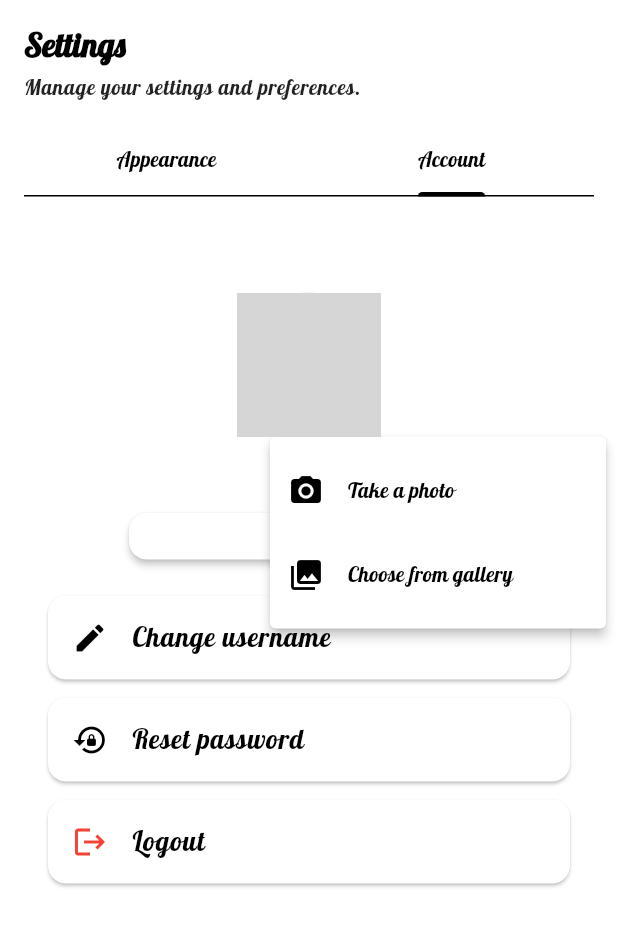
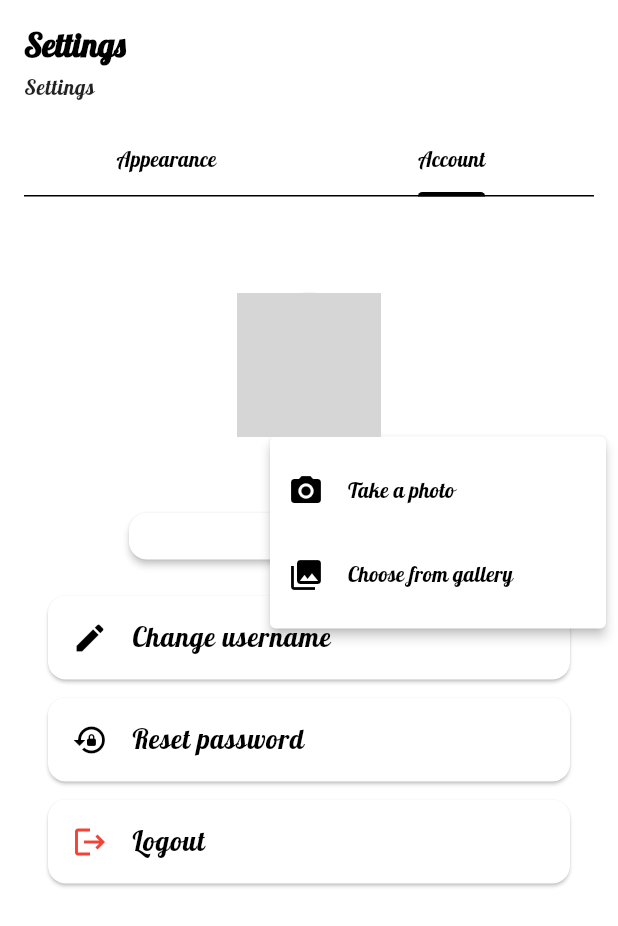
Before and after one commit to SE334-P21-E-book-Reader/E-book-Reader, a Flutter app: the SettingsScreen screen opened directly, tab 2 chosen, after a tap on the "camera alt" icon, on a phone screen of 412 x 824 dp. Shown: the top 926 px of the screen. Run offline on Flutter 3.47's test engine with Material 3 defaults, Android fonts, the phone set to English and light mode, and no system bars; our stand-ins replace cloud_firestore, equatable, file_picker, firebase_auth, firebase_core, firebase_storage and 5 more; missing offline and left inert: flutter_epub_viewer, syncfusion_flutter_pdf, syncfusion_flutter_pdfviewer; accounts and stored records are empty; network calls fail; grey boxes are pictures that could not be loaded.

Commit message:
Remove localization support and related components
- Deleted `l10n.yaml`, localization ARB files, and `LanguageCubit` along with its state management.
- Removed references to localization in various screens and replaced them with hardcoded strings.
- Cleaned up imports and refactored screens to eliminate unused localization dependencies.

```diff
--- a/l10n.yaml
+++ /dev/null
@@ -1,4 +0,0 @@
-arb-dir: lib/l10n
-template-arb-file: app_en.arb
-output-localization-file: app_localizations.dart
-output-class: AppLocalizations
--- a/lib/bloc/language/language_cubit.dart
+++ /dev/null
@@ -1,32 +0,0 @@
-import 'package:flutter/material.dart';
-import 'package:flutter_bloc/flutter_bloc.dart';
-import 'package:equatable/equatable.dart';
-import 'package:shared_preferences/shared_preferences.dart';
-
-part 'language_state.dart';
-
-class LanguageCubit extends Cubit<LanguageState> {
-  static const String _languageKey = 'language_code';
-  SharedPreferences? _prefs;
-
-  LanguageCubit() : super(const LanguageState()) {
-    _initPrefs();
-  }
-
-  Future<void> _initPrefs() async {
-    _prefs = await SharedPreferences.getInstance();
-    _loadSettings();
-  }
-
-  void _loadSettings() {
-    if (_prefs == null) return;
-    final languageCode = _prefs!.getString(_languageKey) ?? 'en';
-    emit(state.copyWith(locale: Locale(languageCode)));
-  }
-
-  Future<void> setLanguage(String languageCode) async {
-    if (_prefs == null) return;
-    await _prefs!.setString(_languageKey, languageCode);
-    emit(state.copyWith(locale: Locale(languageCode)));
-  }
-}
--- a/lib/bloc/language/language_state.dart
+++ /dev/null
@@ -1,20 +0,0 @@
-part of 'language_cubit.dart';
-
-class LanguageState extends Equatable {
-  final Locale locale;
-
-  const LanguageState({
-    this.locale = const Locale('en'),
-  });
-
-  LanguageState copyWith({
-    Locale? locale,
-  }) {
-    return LanguageState(
-      locale: locale ?? this.locale,
-    );
-  }
-
-  @override
-  List<Object?> get props => [locale];
-}
--- a/lib/screens/settings_screen.dart
+++ b/lib/screens/settings_screen.dart
@@ -1,11 +1,9 @@
 import 'package:flutter/material.dart';
 import 'package:flutter_bloc/flutter_bloc.dart';
-import 'package:flutter_gen/gen_l10n/app_localizations.dart';
 
 import '../bloc/user/user_cubit.dart';
 import '../bloc/user/user_state.dart';
 import '../widgets/settings/font_size_settings.dart';
-import '../widgets/settings/language_settings.dart';
 import '../widgets/settings/theme_settings.dart';
 import '../widgets/settings/user_account.dart';
 
@@ -34,8 +32,6 @@ class _SettingsScreenState extends State<SettingsScreen>
 
   @override
   Widget build(BuildContext context) {
-    final l10n = AppLocalizations.of(context)!;
-
     return Scaffold(
       body: SafeArea(
         child: Column(
@@ -50,7 +46,7 @@ class _SettingsScreenState extends State<SettingsScreen>
                         crossAxisAlignment: CrossAxisAlignment.start,
                         children: [
                           Text(
-                            l10n.settings,
+                            'Settings',
                             style: Theme.of(context)
                                 .textTheme
                                 .titleLarge
@@ -62,7 +58,7 @@ class _SettingsScreenState extends State<SettingsScreen>
                           ),
                           const SizedBox(height: 4),
                           Text(
-                            l10n.settingsDescription,
+                            'Settings',
                             style: Theme.of(context)
                                 .textTheme
                                 .bodySmall
@@ -74,9 +70,9 @@ class _SettingsScreenState extends State<SettingsScreen>
                           const SizedBox(height: 16),
                           TabBar(
                             controller: _tabController,
-                            tabs: [
-                              Tab(text: l10n.appearance),
-                              Tab(text: l10n.account),
+                            tabs: const [
+                              Tab(text: 'Appearance'),
+                              Tab(text: 'Account'),
                             ],
                           ),
                         ],
@@ -101,14 +97,14 @@ class _SettingsScreenState extends State<SettingsScreen>
                                         CrossAxisAlignment.start,
                                     children: [
                                       Text(
-                                        l10n.fontSize,
+                                        'Font Size',
                                         style: Theme.of(context)
                                             .textTheme
                                             .titleMedium,
                                       ),
                                       const SizedBox(height: 4),
                                       Text(
-                                        l10n.fontSizeDescription,
+                                        'Adjust the text size to your preference for better readability',
                                         style: Theme.of(context)
                                             .textTheme
                                             .bodySmall
@@ -134,14 +130,14 @@ class _SettingsScreenState extends State<SettingsScreen>
                                         CrossAxisAlignment.start,
                                     children: [
                                       Text(
-                                        l10n.theme,
+                                        'Theme',
                                         style: Theme.of(context)
                                             .textTheme
                                             .titleMedium,
                                       ),
                                       const SizedBox(height: 4),
                                       Text(
-                                        l10n.themeDescription,
+                                        'Choose between light and dark themes to customize your reading experience',
                                         style: Theme.of(context)
                                             .textTheme
                                             .bodySmall
@@ -157,9 +153,6 @@ class _SettingsScreenState extends State<SettingsScreen>
                                   ),
                                 ),
                               ),
-                              const SizedBox(height: 16),
-                              // Language Settings
-                              const LanguageSettings(),
                             ],
                           ),
                         ),
--- a/lib/widgets/bookmark/bookmark_card.dart
+++ b/lib/widgets/bookmark/bookmark_card.dart
@@ -2,7 +2,6 @@ import 'dart:convert';
 
 import 'package:flutter/material.dart';
 import 'package:flutter_epub_viewer/flutter_epub_viewer.dart';
-import 'package:flutter_gen/gen_l10n/app_localizations.dart';
 
 import '../../models/bookmark.dart';
 
@@ -25,12 +24,11 @@ class BookmarkCard extends StatelessWidget {
     final theme = Theme.of(context);
     final colorScheme = theme.colorScheme;
     final textTheme = theme.textTheme;
-    final l10n = AppLocalizations.of(context)!;
     String displayText;
     // Try PDF bookmark (page number)
     final pageNum = int.tryParse(bookmark.location);
     if (pageNum != null) {
-      displayText = l10n.bookmarksPage(bookmark.location);
+      displayText = 'Page ${bookmark.location}';
     } else {
       // Try EPUB bookmark (JSON)
       EpubLocation? location;
--- a/lib/widgets/library/book_grid.dart
+++ b/lib/widgets/library/book_grid.dart
@@ -1,5 +1,4 @@
 import 'package:flutter/material.dart';
-import 'package:flutter_gen/gen_l10n/app_localizations.dart';
 
 import '../../models/book.dart';
 
@@ -22,7 +21,6 @@ class BookGrid extends StatelessWidget {
 
   @override
   Widget build(BuildContext context) {
-    final l10n = AppLocalizations.of(context)!;
     final colorScheme = Theme.of(context).colorScheme;
     final filteredBooks = books.where((book) {
       final query = searchQuery.toLowerCase();
@@ -34,7 +32,7 @@ class BookGrid extends StatelessWidget {
         child: Padding(
           padding: const EdgeInsets.symmetric(vertical: 32.0, horizontal: 16.0),
           child: Text(
-            l10n.noBooksFound,
+            'No books found',
             style: Theme.of(context).textTheme.bodyMedium?.copyWith(
                   color: Theme.of(context).colorScheme.secondary,
                 ),
--- a/lib/widgets/library/book_list.dart
+++ b/lib/widgets/library/book_list.dart
@@ -1,11 +1,9 @@
 import 'dart:io';
 
 import 'package:flutter/material.dart';
-import 'package:flutter_gen/gen_l10n/app_localizations.dart';
 
 import '../../models/book.dart';
 
-const String kPlaceholderImage = 'https://placehold.jp/80x120.png';
 const String kPdfPlaceholderAsset = 'lib/assets/pdf-placeholder.webp';
 const String kEpubPlaceholderAsset = 'lib/assets/epub-placeholder.webp';
 
@@ -25,7 +23,6 @@ class BookList extends StatelessWidget {
 
   @override
   Widget build(BuildContext context) {
-    final l10n = AppLocalizations.of(context)!;
     final colorScheme = Theme.of(context).colorScheme;
     final filteredBooks = books.where((book) {
       final query = searchQuery.toLowerCase();
@@ -37,7 +34,7 @@ class BookList extends StatelessWidget {
         child: Padding(
           padding: const EdgeInsets.symmetric(vertical: 32.0, horizontal: 16.0),
           child: Text(
-            l10n.noBooksFound,
+            'No books found',
             style: Theme.of(context).textTheme.bodyMedium?.copyWith(
                   color: colorScheme.secondary,
                 ),
--- a/lib/widgets/settings/font_size_settings.dart
+++ b/lib/widgets/settings/font_size_settings.dart
@@ -1,6 +1,5 @@
 import 'package:flutter/material.dart';
 import 'package:flutter_bloc/flutter_bloc.dart';
-import 'package:flutter_gen/gen_l10n/app_localizations.dart';
 
 import '../../bloc/theme/theme_cubit.dart';
 
@@ -10,27 +9,25 @@ class FontSizeSettings extends StatelessWidget {
   @override
   Widget build(BuildContext context) {
     final themeState = context.watch<ThemeCubit>().state;
-    final l10n = AppLocalizations.of(context)!;
-
     return Column(
       children: [
         Row(
           mainAxisAlignment: MainAxisAlignment.spaceBetween,
           children: [
             Text(
-              l10n.small,
+              'Small',
               style: Theme.of(context).textTheme.bodyMedium?.copyWith(
                     color: Theme.of(context).colorScheme.onSurface,
                   ),
             ),
             Text(
-              l10n.medium,
+              'Medium',
               style: Theme.of(context).textTheme.bodyMedium?.copyWith(
                     color: Theme.of(context).colorScheme.onSurface,
                   ),
             ),
             Text(
-              l10n.large,
+              'Large',
               style: Theme.of(context).textTheme.bodyMedium?.copyWith(
                     color: Theme.of(context).colorScheme.onSurface,
                   ),
@@ -42,7 +39,7 @@ class FontSizeSettings extends StatelessWidget {
           min: 0,
           max: 2,
           divisions: 2,
-          label: _getFontSizeLabel(themeState.fontSize, l10n),
+          label: _getFontSizeLabel(themeState.fontSize),
           onChanged: (double value) {
             context.read<ThemeCubit>().setFontSize(value);
           },
@@ -53,16 +50,16 @@ class FontSizeSettings extends StatelessWidget {
     );
   }
 
-  String _getFontSizeLabel(double size, AppLocalizations l10n) {
+  String _getFontSizeLabel(double size) {
     switch (size) {
       case 0:
-        return '${l10n.small} (1x)';
+        return 'Small (1x)';
       case 1:
-        return '${l10n.medium} (1.5x)';
+        return 'Medium (1.5x)';
       case 2:
-        return '${l10n.large} (2x)';
+        return 'Large (2x)';
       default:
-        return '${l10n.medium} (1.5x)';
+        return 'Medium (1.5x)';
     }
   }
 }
--- a/lib/widgets/settings/language_settings.dart
+++ /dev/null
@@ -1,67 +0,0 @@
-import 'package:flag/flag.dart';
-import 'package:flutter/material.dart';
-import 'package:flutter_bloc/flutter_bloc.dart';
-import 'package:flutter_gen/gen_l10n/app_localizations.dart';
-
-import '../../bloc/language/language_cubit.dart';
-
-class LanguageSettings extends StatelessWidget {
-  const LanguageSettings({super.key});
-
-  @override
-  Widget build(BuildContext context) {
-    final languageState = context.watch<LanguageCubit>().state;
-    final l10n = AppLocalizations.of(context)!;
-
-    return Card(
-      child: Padding(
-        padding: const EdgeInsets.all(16.0),
-        child: Column(
-          crossAxisAlignment: CrossAxisAlignment.start,
-          children: [
-            Text(
-              l10n.language,
-              style: Theme.of(context).textTheme.titleMedium?.copyWith(
-                    color: Theme.of(context).colorScheme.onSurface,
-                  ),
-            ),
-            const SizedBox(height: 4),
-            Text(
-              l10n.languageDescription,
-              style: Theme.of(context).textTheme.bodySmall?.copyWith(
-                    color: Theme.of(context).colorScheme.secondary,
-                  ),
-            ),
-            const SizedBox(height: 16),
-            ListTile(
-              leading: const Flag.fromString('US', height: 32, width: 48),
-              title: Text(l10n.english),
-              trailing: Radio<String>(
-                value: 'en',
-                groupValue: languageState.locale.languageCode,
-                onChanged: (value) {
-                  if (value != null) {
-                    context.read<LanguageCubit>().setLanguage(value);
-                  }
-                },
-              ),
-            ),
-            ListTile(
-              leading: const Flag.fromString('VN', height: 32, width: 48),
-              title: Text(l10n.vietnamese),
-              trailing: Radio<String>(
-                value: 'vi',
-                groupValue: languageState.locale.languageCode,
-                onChanged: (value) {
-                  if (value != null) {
-                    context.read<LanguageCubit>().setLanguage(value);
-                  }
-                },
-              ),
-            ),
-          ],
-        ),
-      ),
-    );
-  }
-}
--- a/lib/widgets/settings/theme_settings.dart
+++ b/lib/widgets/settings/theme_settings.dart
@@ -1,6 +1,5 @@
 import 'package:flutter/material.dart';
 import 'package:flutter_bloc/flutter_bloc.dart';
-import 'package:flutter_gen/gen_l10n/app_localizations.dart';
 
 import '../../bloc/theme/theme_cubit.dart';
 import '../components/icon_switch.dart';
@@ -12,17 +11,15 @@ class ThemeSettings extends StatelessWidget {
   Widget build(BuildContext context) {
     final themeState = context.watch<ThemeCubit>().state;
     final isDarkMode = themeState.themeMode == ThemeMode.dark;
-    final l10n = AppLocalizations.of(context)!;
-
     return Row(
       mainAxisAlignment: MainAxisAlignment.spaceBetween,
       children: [
-        Text(l10n.darkMode),
+        Text('Dark Mode'),
         IconSwitch(
           items: [
             IconSwitchItem(
               icon: Icons.light_mode,
-              tooltip: l10n.theme,
+              tooltip: 'Theme',
               selected: !isDarkMode,
               onTap: () =>
                   context.read<ThemeCubit>().setThemeMode(ThemeMode.light),
@@ -30,7 +27,7 @@ class ThemeSettings extends StatelessWidget {
             ),
             IconSwitchItem(
               icon: Icons.dark_mode,
-              tooltip: l10n.darkMode,
+              tooltip: 'Dark Mode',
               selected: isDarkMode,
               onTap: () =>
                   context.read<ThemeCubit>().setThemeMode(ThemeMode.dark),
@@ -42,7 +39,6 @@ class ThemeSettings extends StatelessWidget {
     );
   }
 }
-
 
 class _ThemeModeButton extends StatelessWidget {
   final IconData icon;
```
Also changed, not shown: lib/database/mock_database.dart (deleted, +0 -86 lines), lib/l10n/app_en.arb (deleted, +0 -97 lines), lib/l10n/app_vi.arb (deleted, +0 -97 lines), lib/main.dart (+3 -15 lines), lib/screens/bookmarks_screen.dart (+4 -6 lines), lib/screens/library_screen.dart (+9 -11 lines), lib/screens/pdf_reader_screen.dart (+6 -8 lines), lib/widgets/settings/user_account.dart (+6 -9 lines).
